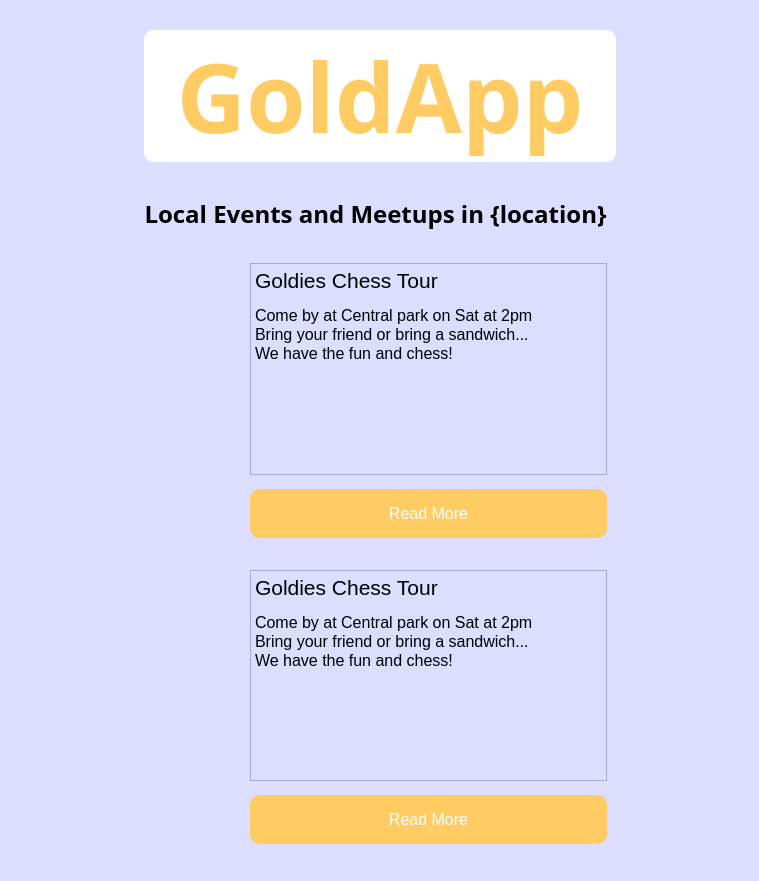
Before: the Qt Designer form src/examples/meetings_events_all.ui in Einavzil/GoldApp, drawn with Qt 5.
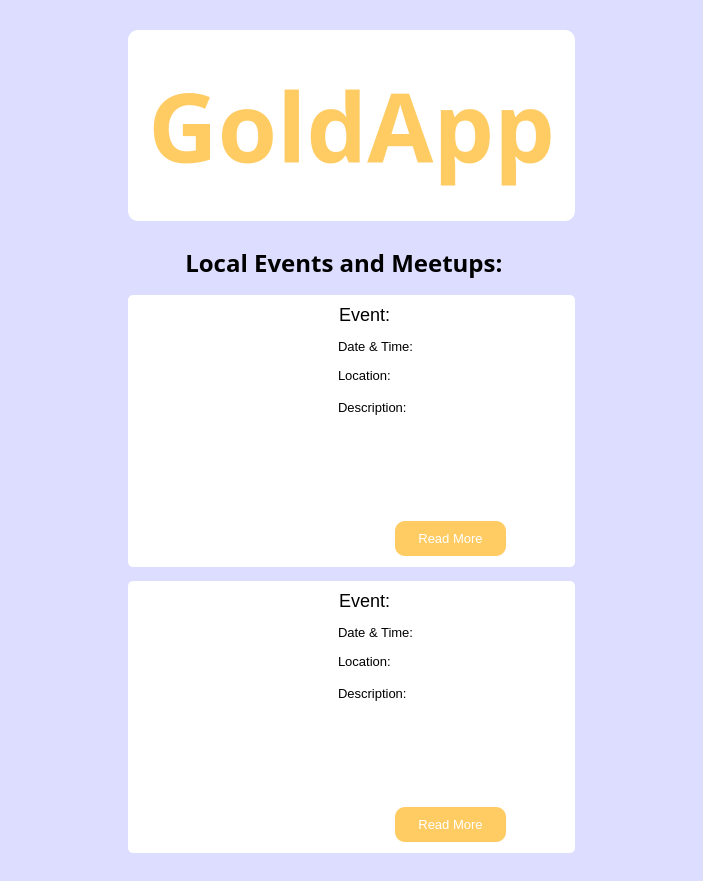
After: the same form once the commit is applied. Icons and pictures are not drawn.

Commit message: updated event pages

What changed in the file:
```diff
--- a/src/examples/meetings_events_all.ui
+++ b/src/examples/meetings_events_all.ui
@@ -6,7 +6,7 @@
    <rect>
     <x>0</x>
     <y>0</y>
-    <width>759</width>
+    <width>703</width>
     <height>881</height>
    </rect>
   </property>
@@ -57,26 +57,262 @@
         </item>
        </layout>
       </item>
-      <item>
-       <spacer name="verticalSpacer_2">
-        <property name="orientation">
-         <enum>Qt::Vertical</enum>
-        </property>
-        <property name="sizeType">
-         <enum>QSizePolicy::Fixed</enum>
-        </property>
-        <property name="sizeHint" stdset="0">
-         <size>
-          <width>0</width>
-          <height>10</height>
-         </size>
-        </property>
-       </spacer>
-      </item>
       <item>
        <layout class="QVBoxLayout" name="verticalLayout_3">
         <item>
          <layout class="QGridLayout" name="gridLayout_3">
+          <item row="3" column="0">
+           <widget class="QWidget" name="widget" native="true">
+            <property name="styleSheet">
+             <string notr="true">margin-bottom: 8px;
+max-height: 500px;
+background:white;
+border-radius: 5px;</string>
+            </property>
+            <layout class="QHBoxLayout" name="horizontalLayout_3">
+             <property name="leftMargin">
+              <number>0</number>
+             </property>
+             <item>
+              <widget class="QLabel" name="photo_2">
+               <property name="font">
+                <font>
+                 <family>Segoe UI Semibold</family>
+                 <pointsize>18</pointsize>
+                 <weight>75</weight>
+                 <bold>true</bold>
+                </font>
+               </property>
+               <property name="styleSheet">
+                <string notr="true">display: inline-block;
+min-width: 100px;
+min-height: 100px;
+max-width: 300px;
+max-height: 300px;
+margin-left:9px;
+border-radius: 3px;
+</string>
+               </property>
+               <property name="text">
+                <string/>
+               </property>
+               <property name="pixmap">
+                <pixmap>../../../../../Downloads/unsplash.jpg</pixmap>
+               </property>
+               <property name="scaledContents">
+                <bool>true</bool>
+               </property>
+               <property name="alignment">
+                <set>Qt::AlignCenter</set>
+               </property>
+              </widget>
+             </item>
+             <item>
+              <layout class="QVBoxLayout" name="verticalLayout_5">
+               <item>
+                <widget class="QLabel" name="label_5">
+                 <property name="styleSheet">
+                  <string notr="true">font-size: 18px;</string>
+                 </property>
+                 <property name="text">
+                  <string>Event:</string>
+                 </property>
+                </widget>
+               </item>
+               <item>
+                <widget class="QLabel" name="label_8">
+                 <property name="styleSheet">
+                  <string notr="true">font-size: 13px;</string>
+                 </property>
+                 <property name="text">
+                  <string>Date &amp; Time:</string>
+                 </property>
+                </widget>
+               </item>
+               <item>
+                <widget class="QLabel" name="label_7">
+                 <property name="styleSheet">
+                  <string notr="true">font-size: 13px;</string>
+                 </property>
+                 <property name="text">
+                  <string>Location:</string>
+                 </property>
+                </widget>
+               </item>
+               <item>
+                <widget class="QLabel" name="label_6">
+                 <property name="styleSheet">
+                  <string notr="true">font-size: 13px;
+min-height: 100px;
+max-width: 300px;</string>
+                 </property>
+                 <property name="text">
+                  <string>Description:</string>
+                 </property>
+                 <property name="alignment">
+                  <set>Qt::AlignLeading|Qt::AlignLeft|Qt::AlignTop</set>
+                 </property>
+                </widget>
+               </item>
+               <item>
+                <widget class="QPushButton" name="read_more">
+                 <property name="styleSheet">
+                  <string notr="true">QPushButton{
+background-color:  rgb(255, 203, 99);
+border: none;
+border-radius: 10px;
+color: white;
+padding: 10px 23px;
+margin: 10px 60px 10px 60px;
+text-align: center;
+text-decoration: none;
+display: inline-block;
+font-size: 13px;
+}
+QPushButton:hover{
+background-color:  rgb(255, 220, 99);
+}
+</string>
+                 </property>
+                 <property name="text">
+                  <string>Read More</string>
+                 </property>
+                </widget>
+               </item>
+              </layout>
+             </item>
+            </layout>
+           </widget>
+          </item>
+          <item row="2" column="0">
+           <widget class="QWidget" name="widget" native="true">
+            <property name="styleSheet">
+             <string notr="true">margin-bottom: 8px;
+max-height: 500px;
+background:white;
+border-radius: 5px;</string>
+            </property>
+            <layout class="QHBoxLayout" name="horizontalLayout_2">
+             <property name="leftMargin">
+              <number>0</number>
+             </property>
+             <item>
+              <widget class="QLabel" name="photo">
+               <property name="minimumSize">
+                <size>
+                 <width>109</width>
+                 <height>108</height>
+                </size>
+               </property>
+               <property name="font">
+                <font>
+                 <family>Segoe UI Semibold</family>
+                 <pointsize>18</pointsize>
+                 <weight>75</weight>
+                 <bold>true</bold>
+                </font>
+               </property>
+               <property name="styleSheet">
+                <string notr="true">display: inline-block;
+min-width: 100px;
+min-height: 100px;
+max-width: 300px;
+max-height: 300px;
+margin-left:9px;
+border-radius: 3px;
+</string>
+               </property>
+               <property name="text">
+                <string/>
+               </property>
+               <property name="pixmap">
+                <pixmap>../../../../../Downloads/unsplash.jpg</pixmap>
+               </property>
+               <property name="scaledContents">
+                <bool>true</bool>
+               </property>
+               <property name="alignment">
+                <set>Qt::AlignCenter</set>
+               </property>
+              </widget>
+             </item>
+             <item>
+              <layout class="QVBoxLayout" name="verticalLayout_4" stretch="0,0,0,0,0">
+               <item>
+                <widget class="QLabel" name="label">
+                 <property name="styleSheet">
+                  <string notr="true">font-size: 18px;</string>
+                 </property>
+                 <property name="text">
+                  <string>Event:</string>
+                 </property>
+                </widget>
+               </item>
+               <item>
+                <widget class="QLabel" name="label_2">
+                 <property name="styleSheet">
+                  <string notr="true">font-size: 13px;</string>
+                 </property>
+                 <property name="text">
+                  <string>Date &amp; Time:</string>
+                 </property>
+                </widget>
+               </item>
+               <item>
+                <widget class="QLabel" name="label_3">
+                 <property name="styleSheet">
+                  <string notr="true">font-size: 13px;</string>
+                 </property>
+                 <property name="text">
+                  <string>Location:</string>
+                 </property>
+                </widget>
+               </item>
+               <item>
+                <widget class="QLabel" name="label_4">
+                 <property name="styleSheet">
+                  <string notr="true">font-size: 13px;
+min-height: 100px;
+max-width: 300px;</string>
+                 </property>
+                 <property name="text">
+                  <string>Description:</string>
+                 </property>
+                 <property name="alignment">
+                  <set>Qt::AlignLeading|Qt::AlignLeft|Qt::AlignTop</set>
+                 </property>
+                </widget>
+               </item>
+               <item>
+                <widget class="QPushButton" name="pushButton">
+                 <property name="styleSheet">
+                  <string notr="true">QPushButton{
+background-color:  rgb(255, 203, 99);
+border: none;
+border-radius: 10px;
+color: white;
+padding: 10px 23px;
+margin: 10px 60px 10px 60px;
+text-align: center;
+text-decoration: none;
+display: inline-block;
+font-size: 13px;
+}
+QPushButton:hover{
+background-color:  rgb(255, 220, 99);
+}
+</string>
+                 </property>
+                 <property name="text">
+                  <string>Read More</string>
+                 </property>
+                </widget>
+               </item>
+              </layout>
+             </item>
+            </layout>
+           </widget>
+          </item>
           <item row="1" column="0">
            <widget class="QWidget" name="widget_2" native="true">
             <property name="enabled">
@@ -86,7 +322,7 @@
              <enum>Qt::LeftToRight</enum>
             </property>
             <property name="styleSheet">
-             <string notr="true">margin-bottom: 8px</string>
+             <string notr="true"/>
             </property>
             <layout class="QHBoxLayout" name="horizontalLayout">
              <property name="leftMargin">
@@ -115,7 +351,7 @@
                 <string notr="true"/>
                </property>
                <property name="text">
-                <string>&lt;html&gt;&lt;head/&gt;&lt;body&gt;&lt;p align=&quot;center&quot;&gt;Local Events and Meetups in {location}&lt;/p&gt;&lt;/body&gt;&lt;/html&gt;</string>
+                <string>&lt;html&gt;&lt;head/&gt;&lt;body&gt;&lt;p align=&quot;center&quot;&gt;Local Events and Meetups&lt;span id=&quot;location&quot;&gt;:&lt;/span&gt;&lt;/p&gt;&lt;/body&gt;&lt;/html&gt; </string>
                </property>
                <property name="scaledContents">
                 <bool>false</bool>
@@ -128,194 +364,6 @@
             </layout>
            </widget>
           </item>
-          <item row="2" column="0">
-           <widget class="QWidget" name="widget" native="true">
-            <property name="styleSheet">
-             <string notr="true">margin-bottom: 8px;
-max-height: 300px;</string>
-            </property>
-            <layout class="QHBoxLayout" name="horizontalLayout_2">
-             <property name="leftMargin">
-              <number>0</number>
-             </property>
-             <item>
-              <widget class="QLabel" name="photo">
-               <property name="font">
-                <font>
-                 <family>Segoe UI Semibold</family>
-                 <pointsize>18</pointsize>
-                 <weight>75</weight>
-                 <bold>true</bold>
-                </font>
-               </property>
-               <property name="styleSheet">
-                <string notr="true">display: inline-block;
-min-width: 100px;
-min-height: 100px;
-max-width: 300px;
-max-height: 300px;
-
-</string>
-               </property>
-               <property name="text">
-                <string/>
-               </property>
-               <property name="pixmap">
-                <pixmap>../../../../../Downloads/unsplash.jpg</pixmap>
-               </property>
-               <property name="scaledContents">
-                <bool>true</bool>
-               </property>
-               <property name="alignment">
-                <set>Qt::AlignCenter</set>
-               </property>
-              </widget>
-             </item>
-             <item>
-              <layout class="QVBoxLayout" name="verticalLayout_4">
-               <item>
-                <widget class="QTextBrowser" name="event_text">
-                 <property name="styleSheet">
-                  <string notr="true">min-height:150px;
-max-height:300px;</string>
-                 </property>
-                 <property name="html">
-                  <string>&lt;!DOCTYPE HTML PUBLIC &quot;-//W3C//DTD HTML 4.0//EN&quot; &quot;http://www.w3.org/TR/REC-html40/strict.dtd&quot;&gt;
-&lt;html&gt;&lt;head&gt;&lt;meta name=&quot;qrichtext&quot; content=&quot;1&quot; /&gt;&lt;style type=&quot;text/css&quot;&gt;
-p, li { white-space: pre-wrap; }
-&lt;/style&gt;&lt;/head&gt;&lt;body style=&quot; font-family:'MS Shell Dlg 2'; font-size:8pt; font-weight:400; font-style:normal;&quot;&gt;
-&lt;p style=&quot; margin-top:0px; margin-bottom:0px; margin-left:0px; margin-right:0px; -qt-block-indent:0; text-indent:0px;&quot;&gt;&lt;span style=&quot; font-size:16pt;&quot;&gt;Goldies Chess Tour&lt;/span&gt;&lt;/p&gt;
-&lt;p style=&quot;-qt-paragraph-type:empty; margin-top:0px; margin-bottom:0px; margin-left:0px; margin-right:0px; -qt-block-indent:0; text-indent:0px;&quot;&gt;&lt;br /&gt;&lt;/p&gt;
-&lt;p style=&quot; margin-top:0px; margin-bottom:0px; margin-left:0px; margin-right:0px; -qt-block-indent:0; text-indent:0px;&quot;&gt;&lt;span style=&quot; font-size:12pt;&quot;&gt;Come by at Central park on Sat at 2pm&lt;/span&gt;&lt;/p&gt;
-&lt;p style=&quot; margin-top:0px; margin-bottom:0px; margin-left:0px; margin-right:0px; -qt-block-indent:0; text-indent:0px;&quot;&gt;&lt;span style=&quot; font-size:12pt;&quot;&gt;Bring your friend or bring a sandwich...&lt;/span&gt;&lt;/p&gt;
-&lt;p style=&quot; margin-top:0px; margin-bottom:0px; margin-left:0px; margin-right:0px; -qt-block-indent:0; text-indent:0px;&quot;&gt;&lt;span style=&quot; font-size:12pt;&quot;&gt;We have the fun and chess!&lt;/span&gt;&lt;/p&gt;&lt;/body&gt;&lt;/html&gt;</string>
-                 </property>
-                </widget>
-               </item>
-               <item>
-                <widget class="QPushButton" name="pushButton">
-                 <property name="styleSheet">
-                  <string notr="true">QPushButton{
-background-color:  rgb(255, 203, 99);
-border: none;
-border-radius: 10px;
-color: white;
-padding: 15px 32px;
-text-align: center;
-text-decoration: none;
-display: inline-block;
-font-size: 16px;
-}
-QPushButton:hover{
-background-color:  rgb(255, 220, 99);
-}
-</string>
-                 </property>
-                 <property name="text">
-                  <string>Read More</string>
-                 </property>
-                </widget>
-               </item>
-              </layout>
-             </item>
-            </layout>
-           </widget>
-          </item>
-          <item row="3" column="0">
-           <widget class="QWidget" name="widget" native="true">
-            <property name="styleSheet">
-             <string notr="true">margin-bottom: 8px;
-max-height: 300px;</string>
-            </property>
-            <layout class="QHBoxLayout" name="horizontalLayout_3">
-             <property name="leftMargin">
-              <number>0</number>
-             </property>
-             <item>
-              <widget class="QLabel" name="photo_2">
-               <property name="font">
-                <font>
-                 <family>Segoe UI Semibold</family>
-                 <pointsize>18</pointsize>
-                 <weight>75</weight>
-                 <bold>true</bold>
-                </font>
-               </property>
-               <property name="styleSheet">
-                <string notr="true">display: inline-block;
-min-width: 100px;
-min-height: 100px;
-max-width: 300px;
-max-height: 300px;
-</string>
-               </property>
-               <property name="text">
-                <string/>
-               </property>
-               <property name="pixmap">
-                <pixmap>../../../../../Downloads/unsplash.jpg</pixmap>
-               </property>
-               <property name="scaledContents">
-                <bool>true</bool>
-               </property>
-               <property name="alignment">
-                <set>Qt::AlignCenter</set>
-               </property>
-              </widget>
-             </item>
-             <item>
-              <layout class="QVBoxLayout" name="verticalLayout_5">
-               <item>
-                <widget class="QTextBrowser" name="event_text_2">
-                 <property name="styleSheet">
-                  <string notr="true">min-height:150px;
-max-height:300px;</string>
-                 </property>
-                 <property name="html">
-                  <string>&lt;!DOCTYPE HTML PUBLIC &quot;-//W3C//DTD HTML 4.0//EN&quot; &quot;http://www.w3.org/TR/REC-html40/strict.dtd&quot;&gt;
-&lt;html&gt;&lt;head&gt;&lt;meta name=&quot;qrichtext&quot; content=&quot;1&quot; /&gt;&lt;style type=&quot;text/css&quot;&gt;
-p, li { white-space: pre-wrap; }
-&lt;/style&gt;&lt;/head&gt;&lt;body style=&quot; font-family:'MS Shell Dlg 2'; font-size:8pt; font-weight:400; font-style:normal;&quot;&gt;
-&lt;p style=&quot; margin-top:0px; margin-bottom:0px; margin-left:0px; margin-right:0px; -qt-block-indent:0; text-indent:0px;&quot;&gt;&lt;span style=&quot; font-size:16pt;&quot;&gt;Goldies Chess Tour&lt;/span&gt;&lt;/p&gt;
-&lt;p style=&quot;-qt-paragraph-type:empty; margin-top:0px; margin-bottom:0px; margin-left:0px; margin-right:0px; -qt-block-indent:0; text-indent:0px;&quot;&gt;&lt;br /&gt;&lt;/p&gt;
-&lt;p style=&quot; margin-top:0px; margin-bottom:0px; margin-left:0px; margin-right:0px; -qt-block-indent:0; text-indent:0px;&quot;&gt;&lt;span style=&quot; font-size:12pt;&quot;&gt;Come by at Central park on Sat at 2pm&lt;/span&gt;&lt;/p&gt;
-&lt;p style=&quot; margin-top:0px; margin-bottom:0px; margin-left:0px; margin-right:0px; -qt-block-indent:0; text-indent:0px;&quot;&gt;&lt;span style=&quot; font-size:12pt;&quot;&gt;Bring your friend or bring a sandwich...&lt;/span&gt;&lt;/p&gt;
-&lt;p style=&quot; margin-top:0px; margin-bottom:0px; margin-left:0px; margin-right:0px; -qt-block-indent:0; text-indent:0px;&quot;&gt;&lt;span style=&quot; font-size:12pt;&quot;&gt;We have the fun and chess!&lt;/span&gt;&lt;/p&gt;&lt;/body&gt;&lt;/html&gt;</string>
-                 </property>
-                </widget>
-               </item>
-               <item>
-                <widget class="QPushButton" name="read_more">
-                 <property name="styleSheet">
-                  <string notr="true">QPushButton{
-background-color:  rgb(255, 203, 99);
-border: none;
-border-radius: 10px;
-color: white;
-padding: 15px 32px;
-text-align: center;
-text-decoration: none;
-display: inline-block;
-font-size: 16px;
-}
-QPushButton:hover{
-background-color:  rgb(255, 220, 99);
-}
-</string>
-                 </property>
-                 <property name="text">
-                  <string>Read More</string>
-                 </property>
-                </widget>
-               </item>
-              </layout>
-             </item>
-            </layout>
-           </widget>
-          </item>
-          <item row="5" column="0">
-           <layout class="QVBoxLayout" name="verticalLayout"/>
-          </item>
          </layout>
         </item>
        </layout>
```
Left out of the diff: 4 changed lines with no effect on the pictures. The commit also changes 3 other files.
